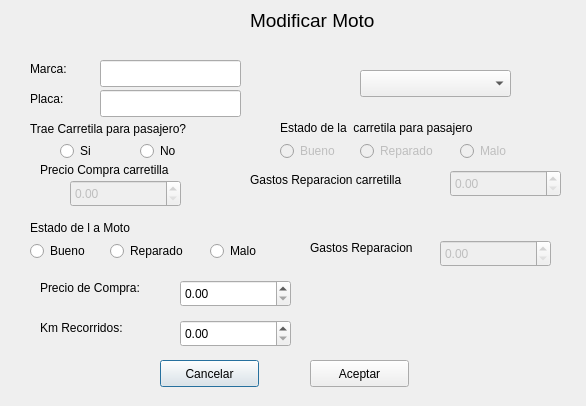
Old version of the form AutoLote/modificar_moto.ui in the repository Areyes-Trimarchi/Proyecto_Progra3_AlvaroReyes_113419020.
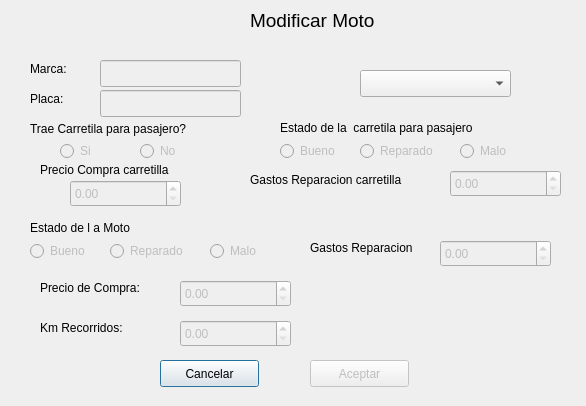
New version of the form.

Patch:
```diff
--- a/AutoLote/modificar_moto.ui
+++ b/AutoLote/modificar_moto.ui
@@ -110,6 +110,9 @@
    </property>
   </widget>
   <widget class="QRadioButton" name="rb_estado_reparado_moto_modificar">
+   <property name="enabled">
+    <bool>false</bool>
+   </property>
    <property name="geometry">
     <rect>
      <x>110</x>
@@ -126,6 +129,9 @@
    </attribute>
   </widget>
   <widget class="QLineEdit" name="le_marca_moto_modificar">
+   <property name="enabled">
+    <bool>false</bool>
+   </property>
    <property name="geometry">
     <rect>
      <x>100</x>
@@ -136,6 +142,9 @@
    </property>
   </widget>
   <widget class="QRadioButton" name="rb_carretilla_si_modificar">
+   <property name="enabled">
+    <bool>false</bool>
+   </property>
    <property name="geometry">
     <rect>
      <x>60</x>
@@ -152,6 +161,9 @@
    </attribute>
   </widget>
   <widget class="QRadioButton" name="rb_estado_bueno_moto_modificar">
+   <property name="enabled">
+    <bool>false</bool>
+   </property>
    <property name="geometry">
     <rect>
      <x>30</x>
@@ -242,6 +254,9 @@
    </attribute>
   </widget>
   <widget class="QRadioButton" name="rb_estado_malo_moto_modificar">
+   <property name="enabled">
+    <bool>false</bool>
+   </property>
    <property name="geometry">
     <rect>
      <x>210</x>
@@ -271,6 +286,9 @@
    </property>
   </widget>
   <widget class="QDoubleSpinBox" name="dsb_moto_precio_compra_modificar">
+   <property name="enabled">
+    <bool>false</bool>
+   </property>
    <property name="geometry">
     <rect>
      <x>180</x>
@@ -284,6 +302,9 @@
    </property>
   </widget>
   <widget class="QPushButton" name="pb_agregar_moto_aceptar_modificar">
+   <property name="enabled">
+    <bool>false</bool>
+   </property>
    <property name="geometry">
     <rect>
      <x>310</x>
@@ -300,6 +321,9 @@
    </property>
   </widget>
   <widget class="QRadioButton" name="rb_carretilla_no_modificar">
+   <property name="enabled">
+    <bool>false</bool>
+   </property>
    <property name="geometry">
     <rect>
      <x>140</x>
@@ -332,6 +356,9 @@
    </property>
   </widget>
   <widget class="QDoubleSpinBox" name="dsb_moto_km_recorridos_modificar">
+   <property name="enabled">
+    <bool>false</bool>
+   </property>
    <property name="geometry">
     <rect>
      <x>180</x>
@@ -425,6 +452,9 @@
    </property>
   </widget>
   <widget class="QLineEdit" name="le_placa_moto_modificar">
+   <property name="enabled">
+    <bool>false</bool>
+   </property>
    <property name="geometry">
     <rect>
      <x>100</x>
```
